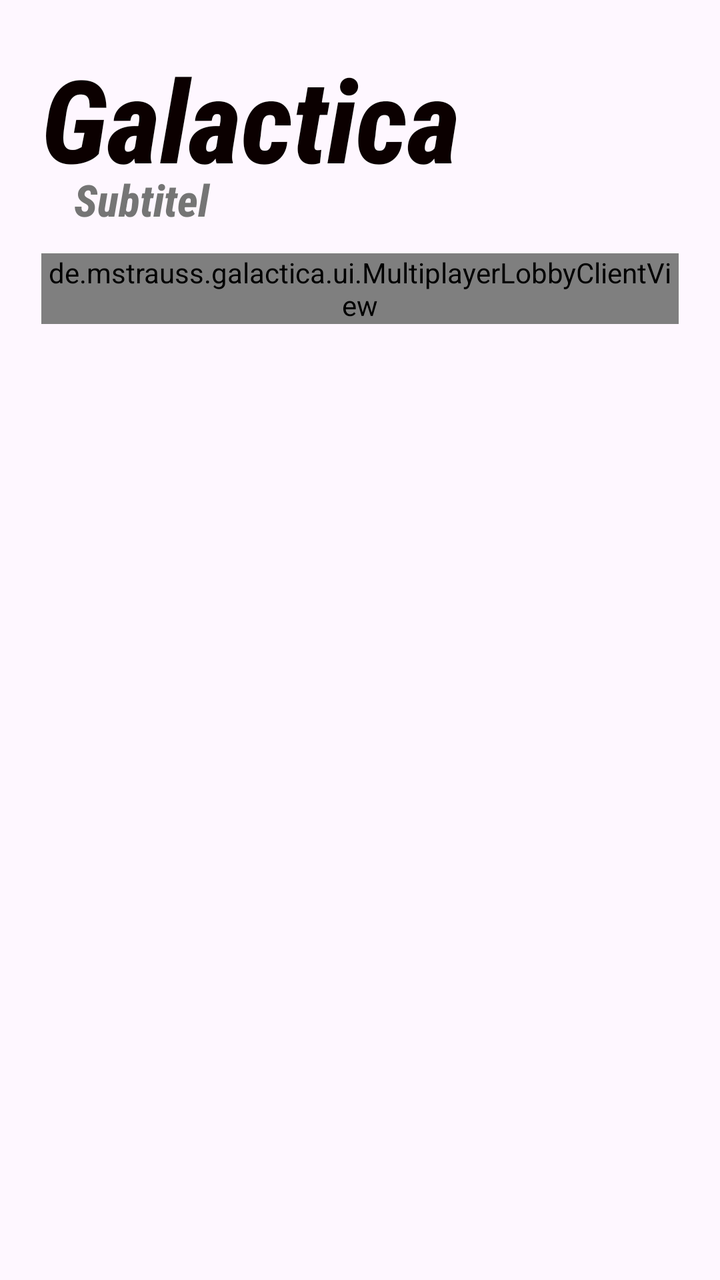
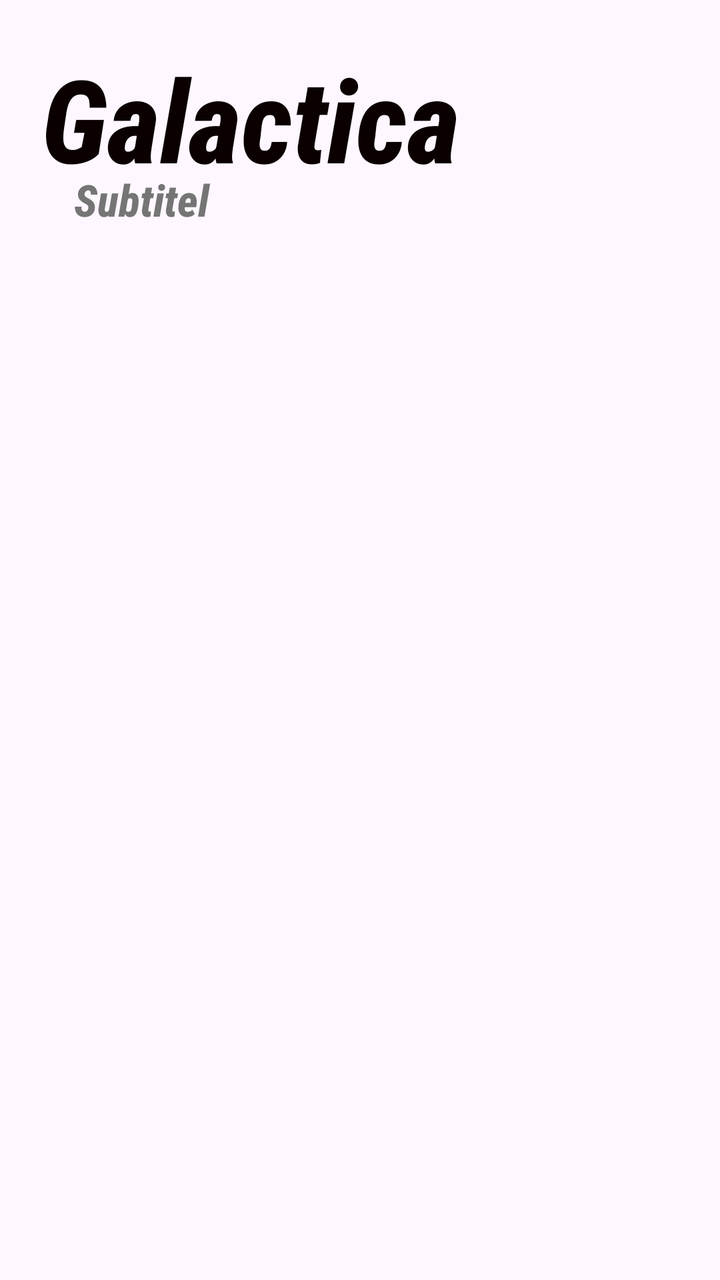

Compare the two renders of this Android layout. The source of the first and the diff that turns it into the second are given below.
<!-- AndroidManifest.xml: application theme Theme.Galactica -->
<!-- res/layout/activity_main.xml -->
<?xml version="1.0" encoding="utf-8"?>
<androidx.constraintlayout.widget.ConstraintLayout xmlns:android="http://schemas.android.com/apk/res/android"
    xmlns:app="http://schemas.android.com/apk/res-auto"
    xmlns:tools="http://schemas.android.com/tools"
    android:id="@+id/main"
    android:layout_width="match_parent"
    android:layout_height="match_parent"
    tools:context=".MainActivity">

    <LinearLayout
        android:id="@+id/menu_left_layout"
        android:layout_width="match_parent"
        android:layout_height="match_parent"
        android:gravity="top|start"
        android:orientation="vertical"
        android:padding="10pt">

        <TextView
            android:id="@+id/gametitle"
            android:layout_width="wrap_content"
            android:layout_height="wrap_content"
            android:fontFamily="sans-serif-condensed-medium"
            android:text="@string/app_name"
            android:textColor="#0B0000"
            android:textSize="28pt"
            android:textStyle="bold|italic"
            app:layout_constraintBottom_toBottomOf="parent"
            app:layout_constraintEnd_toEndOf="parent"
            app:layout_constraintStart_toStartOf="parent"
            app:layout_constraintTop_toTopOf="parent" />

        <TextView
            android:id="@+id/subtitle"
            android:layout_width="match_parent"
            android:layout_height="wrap_content"
            android:fontFamily="sans-serif-condensed-medium"
            android:text="@string/subtitle"
            android:textAppearance="@style/TextAppearance.AppCompat.Large"
            android:textColor="@color/gray_600"
            android:textStyle="bold|italic"
            android:translationX="8pt"
            android:translationY="-6pt"
            app:layout_constraintBottom_toBottomOf="parent"
            app:layout_constraintEnd_toEndOf="parent"
            app:layout_constraintStart_toStartOf="parent"
            app:layout_constraintTop_toTopOf="parent" />

        <HorizontalScrollView
            android:id="@+id/campaign_levels"
            android:layout_width="match_parent"
            android:layout_height="match_parent"
            android:layout_marginStart="1dp"
            android:layout_marginTop="1dp"
            android:layout_marginEnd="1dp"
            android:layout_marginBottom="1dp"
            android:foregroundGravity="center_vertical"
            android:visibility="gone">

            
            <LinearLayout
                android:layout_width="wrap_content"
                android:layout_height="match_parent"
                android:foregroundGravity="center"
                android:gravity="center"
                android:orientation="horizontal">

                <de.mstrauss.galactica.ui.LevelCard
                    android:layout_width="match_parent"
                    android:layout_height="match_parent"
                    app:LevelNumber="1"
                    app:columns="6"
                    app:planetAmount="3"
                    app:rows="4" />

                <de.mstrauss.galactica.ui.LevelCard
                    android:layout_width="match_parent"
                    android:layout_height="match_parent"
                    app:LevelNumber="2"
                    app:availableMoves="26"
                    app:columns="7"
                    app:planetAmount="5"
                    app:rows="5" />

                <de.mstrauss.galactica.ui.LevelCard
                    android:layout_width="match_parent"
                    android:layout_height="match_parent"
                    app:LevelNumber="3"
                    app:availableMoves="18"
                    app:columns="9"
                    app:planetAmount="6"
                    app:rows="7" />

                <de.mstrauss.galactica.ui.LevelCard
                    android:layout_width="match_parent"
                    android:layout_height="match_parent"
                    app:LevelNumber="4"
                    app:availableMoves="12"
                    app:columns="10"
                    app:planetAmount="2"
                    app:rows="4" />

                <de.mstrauss.galactica.ui.LevelCard
                    android:layout_width="match_parent"
                    android:layout_height="match_parent"
                    app:LevelNumber="5"
                    app:availableMoves="26"
                    app:columns="14"
                    app:planetAmount="8"
                    app:rows="11" />

            </LinearLayout>
        </HorizontalScrollView>

        <LinearLayout
            android:id="@+id/single_player_playground_setting"
            android:layout_width="match_parent"
            android:layout_height="match_parent"
            android:gravity="center"
            android:orientation="horizontal"
            android:visibility="gone">

            <LinearLayout
                android:layout_width="wrap_content"
                android:layout_height="wrap_content"
                android:gravity="start"
                android:orientation="vertical">

                <androidx.appcompat.widget.SwitchCompat
                    android:layout_width="match_parent"
                    android:layout_height="match_parent"></androidx.appcompat.widget.SwitchCompat>
            </LinearLayout>

            <Button
                android:id="@+id/start_single_player_game_button"
                style="@android:style/Widget.Material.Button"
                android:layout_width="wrap_content"
                android:layout_height="wrap_content"
                android:text="@string/start_game_button"></Button>
        </LinearLayout>

        <LinearLayout
            android:id="@+id/settings_menu_layout"
            android:layout_width="wrap_content"
            android:layout_height="wrap_content"
            android:gravity="center|start"
            android:orientation="vertical"
            android:padding="10pt"
            android:visibility="gone"></LinearLayout>

        <LinearLayout
            android:id="@+id/single_menu_layout"
            android:layout_width="wrap_content"
            android:layout_height="wrap_content"
            android:gravity="center|start"
            android:orientation="vertical"
            android:padding="10pt"
            android:visibility="gone">

            <Button
                android:id="@+id/campaign_button"
                style="@android:style/Widget.Material.Button"
                android:layout_width="match_parent"
                android:layout_height="wrap_content"
                android:text="@string/campagne_button" />

            <Button
                android:id="@+id/single_player_playground_button"
                style="@android:style/Widget.Material.Button"
                android:layout_width="match_parent"
                android:layout_height="wrap_content"
                android:text="@string/custom_game" />
        </LinearLayout>

        <LinearLayout
            android:id="@+id/multi_menu_layout"
            android:layout_width="wrap_content"
            android:layout_height="wrap_content"
            android:gravity="center|start"
            android:orientation="vertical"
            android:padding="10pt"
            android:visibility="gone">

            <Button
                android:id="@+id/host_game_button"
                style="@android:style/Widget.Material.Button"
                android:layout_width="match_parent"
                android:layout_height="wrap_content"
                android:text="@string/host_game_button" />

            <Button
                android:id="@+id/join_game_button"
                style="@android:style/Widget.Material.Button"
                android:layout_width="match_parent"
                android:layout_height="wrap_content"
                android:text="@string/join_game_button" />
        </LinearLayout>

        <LinearLayout
            android:id="@+id/multiplayer_lobby_host"
            android:layout_width="match_parent"
            android:layout_height="wrap_content"
            android:gravity="center"
            android:orientation="horizontal"
            android:visibility="gone">

            <de.mstrauss.galactica.ui.MultiplayerLobbyHostView
                android:id="@+id/multiplayer_lobby_host_view"
                android:layout_width="wrap_content"
                android:layout_height="wrap_content" />


        </LinearLayout>

        <LinearLayout
            android:id="@+id/multiplayer_lobby_client"
            android:layout_width="match_parent"
            android:layout_height="wrap_content"
            android:gravity="center"
            android:orientation="horizontal"
            android:visibility="visible">


            <de.mstrauss.galactica.ui.MultiplayerLobbyClientView
                android:id="@+id/multiplayer_lobby_client_view"
                android:layout_width="wrap_content"
                android:layout_height="wrap_content" />

        </LinearLayout>

        <LinearLayout
            android:id="@+id/menu_buttons_layout"
            android:layout_width="wrap_content"
            android:layout_height="wrap_content"
            android:gravity="center|start"
            android:orientation="vertical"
            android:padding="10pt"
            android:visibility="gone">

            <Button
                android:id="@+id/menu_singleplayer_button"
                style="@android:style/Widget.Material.Button"
                android:layout_width="match_parent"
                android:layout_height="wrap_content"
                android:text="@string/singleplayer_button" />

            <Button
                android:id="@+id/menu_multiplayer_button"
                style="@android:style/Widget.Material.Button"
                android:layout_width="match_parent"
                android:layout_height="wrap_content"
                android:text="@string/multiplayer_button" />

            <Button
                android:id="@+id/menu_settings_button"
                style="@android:style/Widget.Material.Button"
                android:layout_width="wrap_content"
                android:layout_height="wrap_content"
                android:text="@string/settings_button" />
        </LinearLayout>
    </LinearLayout>

    <LinearLayout
        android:id="@+id/menu_back_button"
        android:layout_width="match_parent"
        android:layout_height="match_parent"
        android:gravity="end|top"
        android:orientation="vertical"
        android:padding="5pt"
        android:visibility="gone"
        app:layout_constraintTop_toTopOf="parent">
        <Button
            android:id="@+id/menu_back_button_inner"
            style="@android:style/Widget.Material.Button"
            android:layout_width="wrap_content"
            android:layout_height="wrap_content"
            android:text="@string/back_button" />
    </LinearLayout>
</androidx.constraintlayout.widget.ConstraintLayout>
<!-- resources referenced by this layout -->
<resources>
  <color name="gray_600">#FF757575</color>
  <string name="app_name">Galactica</string>
  <string name="back_button">Zurück</string>
  <string name="campagne_button">Kampagne</string>
  <string name="custom_game">Freies Spiel</string>
  <string name="host_game_button">Spiel Hosten</string>
  <string name="join_game_button">Spiel Beitreten</string>
  <string name="multiplayer_button">Mehrspieler</string>
  <string name="settings_button">Einstellungen</string>
  <string name="singleplayer_button">Einzelspieler</string>
  <string name="start_game_button">Start Game</string>
  <string name="subtitle">Subtitel</string>
  <style name="Theme.Galactica" parent="Base.Theme.Galactica" />
  <style name="Base.Theme.Galactica" parent="Theme.Material3.DayNight.NoActionBar">
  
          
          <item name="materialButtonStyle">@style/GalacticaButton</item>
  
          
          <item name="materialButtonOutlinedStyle">@style/GalacticaButton.Outlined</item>
  
          
          <item name="textAppearanceBodyLarge">@style/TextAppearance.Galactica.Body</item>
          <item name="fontFamily">sans-serif-condensed-medium</item>
  
          
      </style>
  <style name="GalacticaButton" parent="Widget.Material3.Button">
          <item name="backgroundTint">@color/space_glow</item>
          <item name="android:textColor">@color/white</item>
          <item name="cornerRadius">8dp</item>
          <item name="android:textStyle">bold</item>
          
          <item name="android:minHeight">52dp</item>
          <item name="android:insetTop">2dp</item>
          <item name="android:insetBottom">2dp</item>
          <item name="android:insetLeft">2dp</item>
          <item name="android:insetRight">2dp</item>
          <item name="android:letterSpacing">0.03</item>
      </style>
  <style name="GalacticaButton.Outlined" parent="Widget.Material3.Button.OutlinedButton">
          <item name="strokeColor">@color/space_glow</item>
          <item name="strokeWidth">2dp</item>
          <item name="cornerRadius">2dp</item>
          <item name="android:textColor">@color/white</item>
          <item name="android:minHeight">52dp</item>
      </style>
  <style name="TextAppearance.Galactica.Body" parent="TextAppearance.Material3.BodyLarge">
          <item name="android:textColor">@color/white</item>
      </style>
  <color name="space_glow">#5BC0EB</color>
  <color name="white">#FFFFFFFF</color>
</resources>

<!-- the commit's change to res/layout/activity_main.xml (unified diff, before → after) -->
@@ -217,7 +217,7 @@
             android:layout_height="wrap_content"
             android:gravity="center"
             android:orientation="horizontal"
-            android:visibility="visible">
+            android:visibility="gone">
 
 
             <de.mstrauss.galactica.ui.MultiplayerLobbyClientView
